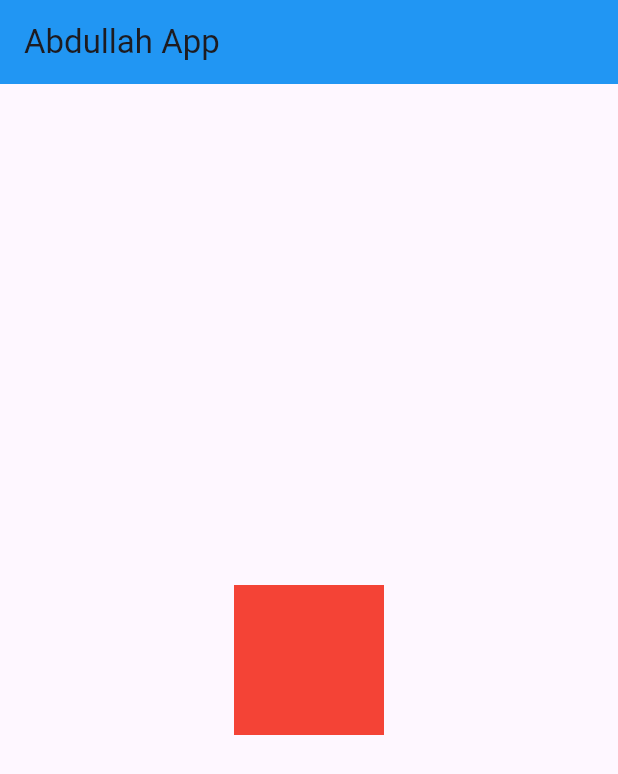
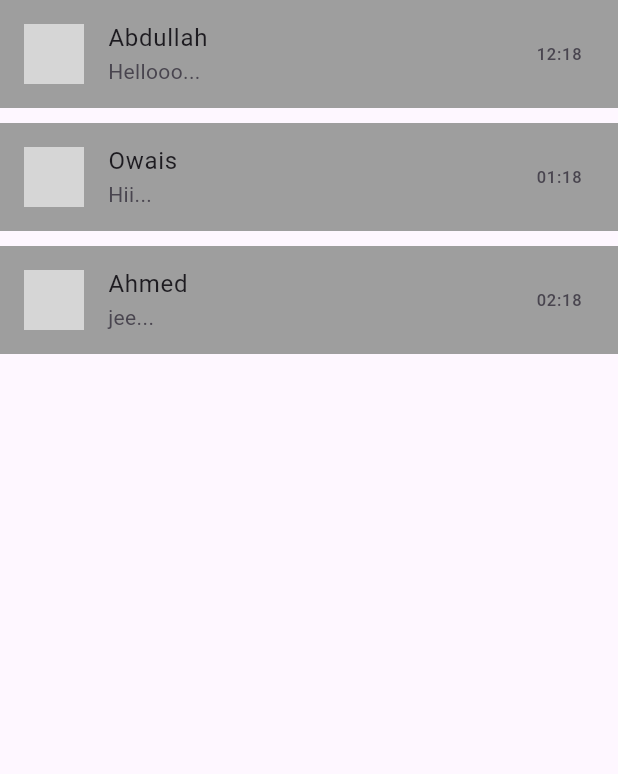
Before and after one commit to codewithowais/flutter-b11, a Flutter app: the screen it shows after launch, on a phone screen of 412 x 824 dp. Shown: the top 774 px of the screen. Run offline on Flutter 3.47's test engine with Material 3 defaults, Android fonts, the phone set to English and light mode, and no system bars; network calls fail; grey boxes are pictures that could not be loaded.

Commit message:
images/whatsapp screen

```diff
--- /dev/null
+++ b/lib/abc.dart
@@ -0,0 +1,21 @@
+import 'package:flutter/material.dart';
+
+// class MyWidget extends StatelessWidget {
+//   const MyWidget({super.key});
+
+//   @override
+//   Widget build(BuildContext context) {
+//     return MaterialAll(home:Scaffold(body:Column(children: [
+//   }
+// }
+
+class Abc extends StatelessWidget {
+  const Abc({super.key});
+
+  @override
+  Widget build(BuildContext context) {
+    return Scaffold(
+
+    );
+  }
+}
--- a/lib/main.dart
+++ b/lib/main.dart
@@ -1,6 +1,7 @@
+import 'package:b11/screens/whatsapp.dart';
 import 'package:flutter/material.dart';
 
-void main(){
+void main() {
   runApp(const MyApp());
 }
 
@@ -9,19 +10,8 @@ class MyApp extends StatelessWidget {
 
   @override
   Widget build(BuildContext context) {
-    return  MaterialApp(
-      home:Scaffold(
-        appBar: AppBar(
-          title:Text('Abdullah App'),backgroundColor: Colors.blue,
-        ),
-        body: Center(
-          child:Container(color: Colors.red,height:100,width:100)
-
-
-          // child: Text('Hello Abdullah'),
-        ),
-
-      )
+    return MaterialApp(
+      home: Whatsapp(),
     );
   }
 }
--- /dev/null
+++ b/lib/screens/whatsapp.dart
@@ -0,0 +1,37 @@
+import 'package:b11/widgets/customChatTile.dart';
+import 'package:flutter/material.dart';
+
+class Whatsapp extends StatelessWidget {
+  const Whatsapp({super.key});
+
+  @override
+  Widget build(BuildContext context) {
+    return Scaffold(
+      body: Column(
+        children: [
+          customChatTile(
+            name: "Abdullah",
+            message: "Hellooo...",
+            color: Colors.red,
+            time: "12:18",
+          ),
+          SizedBox(height: 10),
+          customChatTile(
+            name: "Owais",
+            message: "Hii...",
+            color: Colors.blue,
+            time: "01:18",
+          ),
+          SizedBox(height: 10),
+          customChatTile(
+            name: "Ahmed",
+            message: "jee...",
+            color: Colors.green,
+            time: "02:18",
+          ),
+          SizedBox(height: 10),
+        ],
+      ),
+    );
+  }
+}
--- /dev/null
+++ b/lib/widgets/customChatTile.dart
@@ -0,0 +1,20 @@
+import 'package:flutter/material.dart';
+
+customChatTile({
+  required name,
+  required message,
+  required color,
+  required time,
+}) {
+  return ListTile(
+    leading: CircleAvatar(
+      backgroundImage: NetworkImage(
+        "https://cdn.pixabay.com/photo/2026/01/15/07/27/autumn-bend-10069119_1280.jpg",
+      ),
+    ),
+    title: Text(name),
+    subtitle: Text(message),
+    tileColor: Colors.grey,
+    trailing: Text(time),
+  );
+}
```
